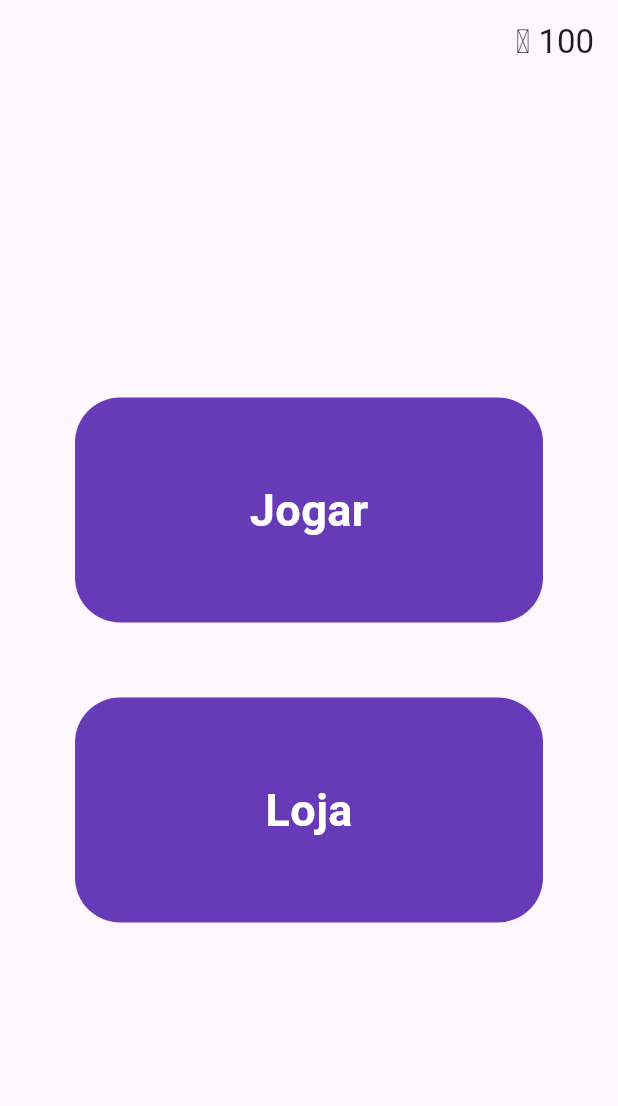
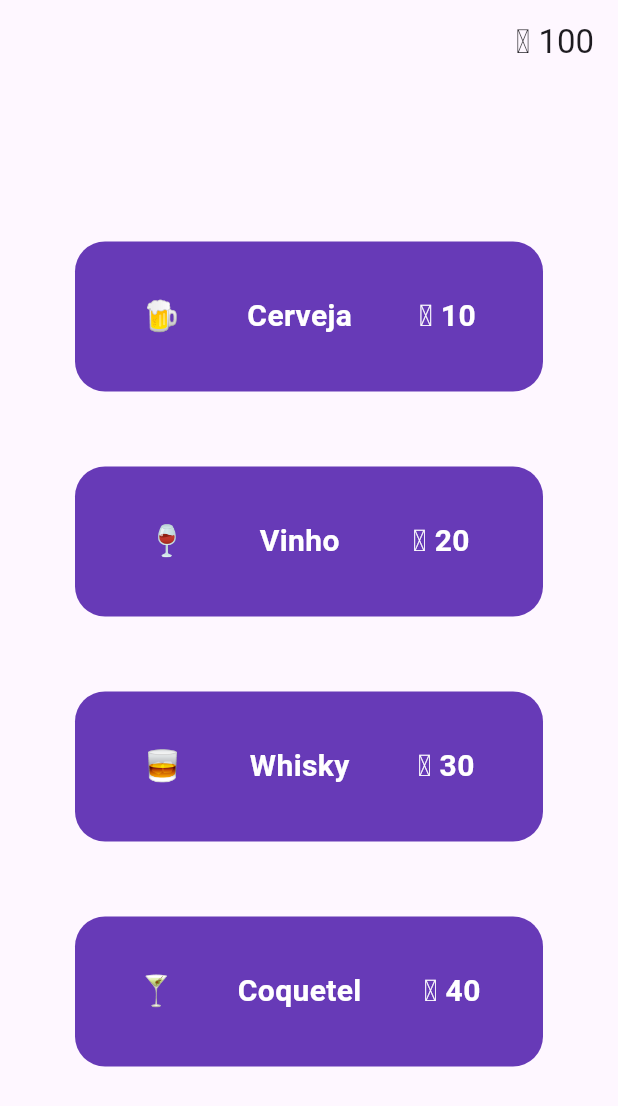
Before and after one commit to C14-Inatel-2026-2/taverna-sorte-frontend, a Flutter app: the screen it shows after launch, on a phone screen of 412 x 824 dp. Shown: the top 1106 px of the screen. Run offline on Flutter 3.47's test engine with Material 3 defaults, Android fonts, the phone set to English and light mode, and no system bars.

Commit message:
feat: add store screen and item card components; update home screen layout

```diff
--- a/lib/app/app.dart
+++ b/lib/app/app.dart
@@ -1,6 +1,6 @@
 import 'package:flutter/material.dart';
 import 'package:taverna/screens/home_screen.dart';
-import 'package:taverna/widgets/coin_display.dart';
+import 'package:taverna/screens/store_screen.dart';
 
 enum AppRoutes {
   home,
@@ -10,7 +10,7 @@ enum AppRoutes {
 
 class TavernaSorte extends StatefulWidget {
   TavernaSorte({super.key});
-  AppRoutes actualRoute = AppRoutes.home;
+  AppRoutes actualRoute = AppRoutes.store;
 
 
   @override
@@ -32,7 +32,7 @@ class _TavernaSorteState extends State<TavernaSorte> {
           title: Row(
             mainAxisAlignment: MainAxisAlignment.end,
             children: [
-              CoinDisplay(100),
+              Text('🪙 100'),
             ],
           ),
         ),
@@ -40,7 +40,7 @@ class _TavernaSorteState extends State<TavernaSorte> {
         body: Center(child: switch(widget.actualRoute) {
           AppRoutes.home => const HomeScreen(),
           AppRoutes.game => const Text('Game'),
-          AppRoutes.store => const Text('Store'),
+          AppRoutes.store => const StoreScreen(),
         }),
       )
     );
--- /dev/null
+++ b/lib/screens/store_screen.dart
@@ -0,0 +1,41 @@
+import 'package:flutter/material.dart';
+import 'package:taverna/widgets/item_card.dart';
+
+class StoreScreen extends StatefulWidget {
+  const StoreScreen({super.key});
+
+  @override
+  State<StoreScreen> createState() => _StoreScreenState();
+}
+
+class _StoreScreenState extends State<StoreScreen> {
+  @override
+  Widget build(BuildContext context) {
+    return Column(
+      crossAxisAlignment: CrossAxisAlignment.center,
+      children: [
+        SizedBox(height: 80),
+        ...itemCards(
+          [
+            {'icon': '🍺', 'name': 'Cerveja', 'price': 10},
+            {'icon': '🍷', 'name': 'Vinho', 'price': 20},
+            {'icon': '🥃', 'name': 'Whisky', 'price': 30},
+            {'icon': '🍸', 'name': 'Coquetel', 'price': 40},
+          ]
+        )
+      ]
+    );
+  }
+}
+
+
+List<ItemCard> itemCards(List<Map<String, dynamic>> items) {
+  return items.map((item) {
+    return ItemCard(
+      icon: item['icon'],
+      name: item['name'],
+      price: item['price'],
+      onPressed: () {},
+    );
+  }).toList();
+}
--- a/lib/widgets/coin_display.dart
+++ /dev/null
@@ -1,23 +0,0 @@
-import 'package:flutter/material.dart';
-
-class CoinDisplay extends StatefulWidget {
-  int value;
-  CoinDisplay(this.value, {
-    super.key,
-  });
-
-  @override
-  State<CoinDisplay> createState() => _CoinDisplayState();
-}
-
-class _CoinDisplayState extends State<CoinDisplay> {
-  @override
-  Widget build(BuildContext context) {
-    return Row(
-      children: [
-        Text('🪙 '),
-        Text(widget.value.toString()),
-      ],
-    );
-  }
-}
--- /dev/null
+++ b/lib/widgets/item_card.dart
@@ -0,0 +1,63 @@
+import 'package:flutter/material.dart';
+
+class ItemCard extends StatefulWidget {
+  final VoidCallback? onPressed;
+  final String icon;
+  final String name;
+  final int price;
+
+  ItemCard({super.key, this.onPressed, required this.icon, required this.name, required this.price});
+
+  @override
+  State<ItemCard> createState() => _ItemCardState();
+}
+
+class _ItemCardState extends State<ItemCard> {
+  @override
+  Widget build(BuildContext context) {
+    return GestureDetector(
+      onTap: widget.onPressed,
+
+      child: Container(
+        margin: const EdgeInsets.symmetric(vertical: 25, horizontal: 50),
+        width: double.infinity,
+        height: 100,
+        decoration: BoxDecoration(
+          color: Colors.deepPurple,
+          borderRadius: BorderRadius.circular(20),
+        ),
+        child: Center(
+          child: Row(
+            mainAxisAlignment: MainAxisAlignment.spaceEvenly,
+            children: [
+              Text(
+                widget.icon,
+                style: TextStyle(
+                  fontSize: 20,
+                  fontWeight: FontWeight.bold,
+                  color: Colors.white,
+                ),
+              ),
+              Text(
+                widget.name,
+                style: TextStyle(
+                  fontSize: 20,
+                  fontWeight: FontWeight.bold,
+                  color: Colors.white,
+                ),
+              ),
+              Text(
+                '🪙 ${widget.price}',
+                style: TextStyle(
+                  fontSize: 20,
+                  fontWeight: FontWeight.bold,
+                  color: Colors.white,
+                ),
+              )
+            ]
+          )
+        )
+      ),
+    );
+  }
+}
```
Also changed, not shown: lib/screens/home_screen.dart (+9 -0 lines), 4 other files.
